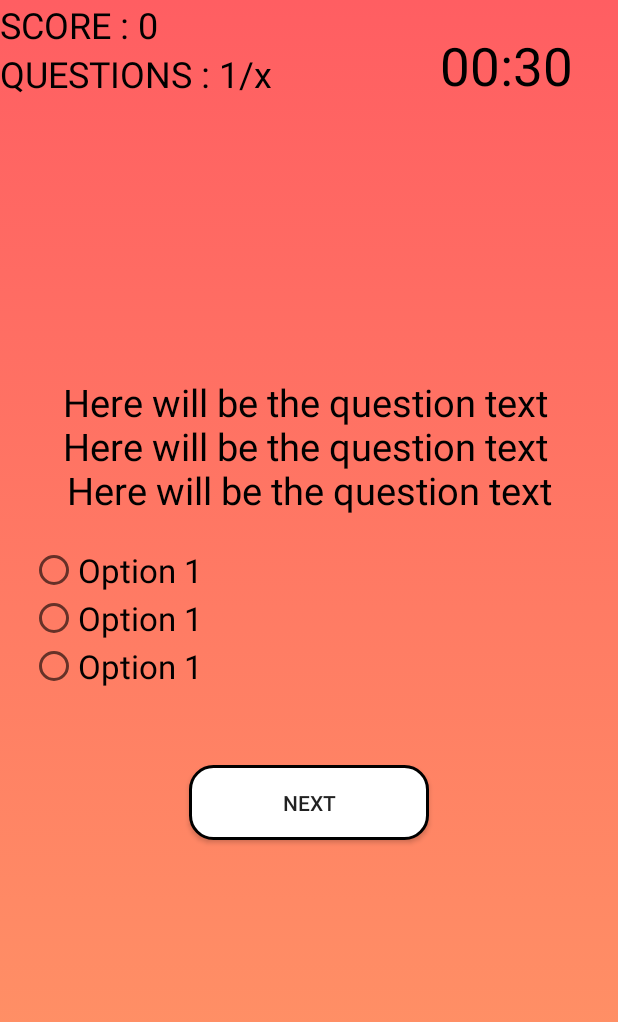
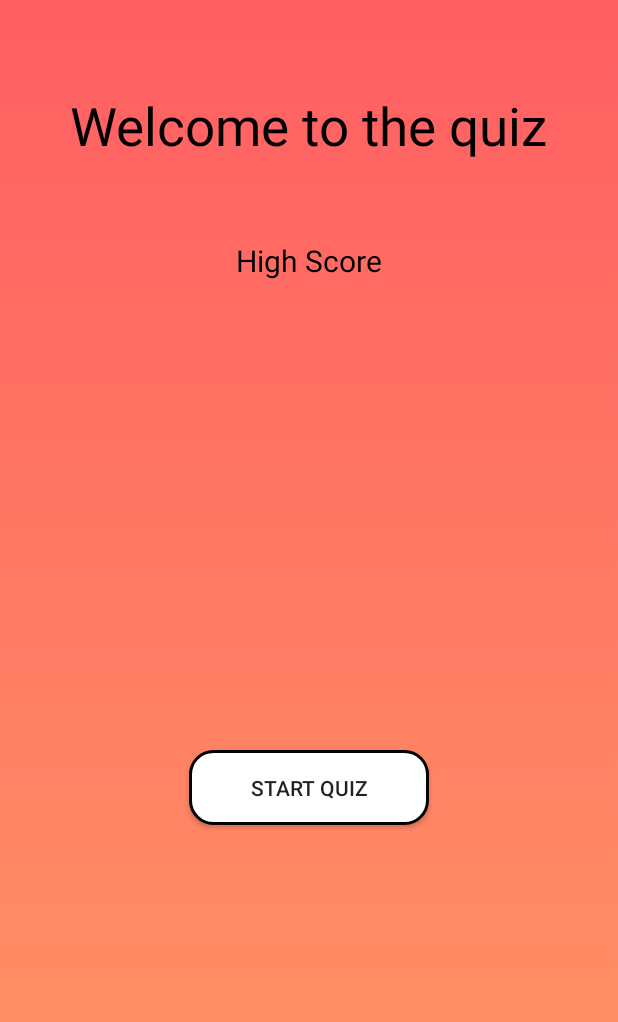
Before and after one commit to Priyatham-sai-chand/alzapp, an Android app: the QuickQuizStart screen opened directly, with no data from a screen before it, on a phone screen of 412 x 824 dp. Shown: the top 1022 px of the screen. Run offline under Robolectric (Android 15) with nearby library versions, the phone set to English and light mode, and no system bars.

Commit message:
new Activity (QuickQuizStart) as replacement for QuickStartingPage.

```diff
--- a/app/src/main/AndroidManifest.xml
+++ b/app/src/main/AndroidManifest.xml
@@ -11,7 +11,8 @@
         android:roundIcon="@mipmap/ic_launcher_round"
         android:supportsRtl="true"
         android:theme="@style/AppTheme.NoActionBar">
-        <activity android:name=".UserAreaActivity"></activity>
+        <activity android:name=".QuickQuizStart"></activity>
+        <activity android:name=".UserAreaActivity" />
         <activity android:name=".QuickPlayMenu" />
         <activity android:name=".TileMatchingActivity" />
         <activity android:name=".WelcomeActivity" />
@@ -19,7 +20,7 @@
         <activity android:name=".login" />
         <activity android:name=".registration" />
         <activity android:name=".QuizQuestionPage" />
-        <activity android:name=".QuizStartingPage" />
+
         <activity android:name=".MainActivity">
             <intent-filter>
                 <action android:name="android.intent.action.MAIN" />
--- a/app/src/main/java/com/example/alzapp/QuickPlayMenu.java
+++ b/app/src/main/java/com/example/alzapp/QuickPlayMenu.java
@@ -74,7 +74,7 @@ public class QuickPlayMenu extends AppCompatActivity {
         quiz.setOnClickListener(new View.OnClickListener() {
             @Override
             public void onClick(View v) {
-                Intent intent = new Intent(QuickPlayMenu.this,QuizQuestionPage.class);
+                Intent intent = new Intent(QuickPlayMenu.this,QuickQuizStart.class);
                 startActivity(intent);
 
             }
--- a/app/src/main/java/com/example/alzapp/QuizStartingPage.java
+++ b/app/src/main/java/com/example/alzapp/QuickQuizStart.java
@@ -7,26 +7,22 @@ import android.widget.Button;
 
 import androidx.appcompat.app.AppCompatActivity;
 
-public class QuizStartingPage extends AppCompatActivity {
+public class QuickQuizStart extends AppCompatActivity {
 
-
-    private Button quizStart;
-
+    private Button quiz_start;
     @Override
-
     protected void onCreate(Bundle savedInstanceState) {
         super.onCreate(savedInstanceState);
-        setContentView(R.layout.activity_quiz_question_page);
+        setContentView(R.layout.activity_quick_quiz_start);
 
-        quizStart = (Button) findViewById(R.id.start_quiz);
-        quizStart.setOnClickListener(new View.OnClickListener() {
+        quiz_start = findViewById(R.id.start_quiz);
+        quiz_start.setOnClickListener(new View.OnClickListener() {
             @Override
             public void onClick(View v) {
-                Intent intent = new Intent(QuizStartingPage.this, QuizQuestionPage.class);
+                Intent intent = new Intent(QuickQuizStart.this,QuizQuestionPage.class);
                 startActivity(intent);
             }
         });
+
     }
-
-
 }
--- a/app/src/main/res/values/strings.xml
+++ b/app/src/main/res/values/strings.xml
@@ -13,5 +13,4 @@
     <string name="Dob">Date of Birth</string>
 
 
-
 </resources>
```
Also changed, not shown: app/src/main/res/layout/activity_quick_quiz_start.xml (renamed from app/src/main/res/layout/activity_quiz_starting_page.xml).
